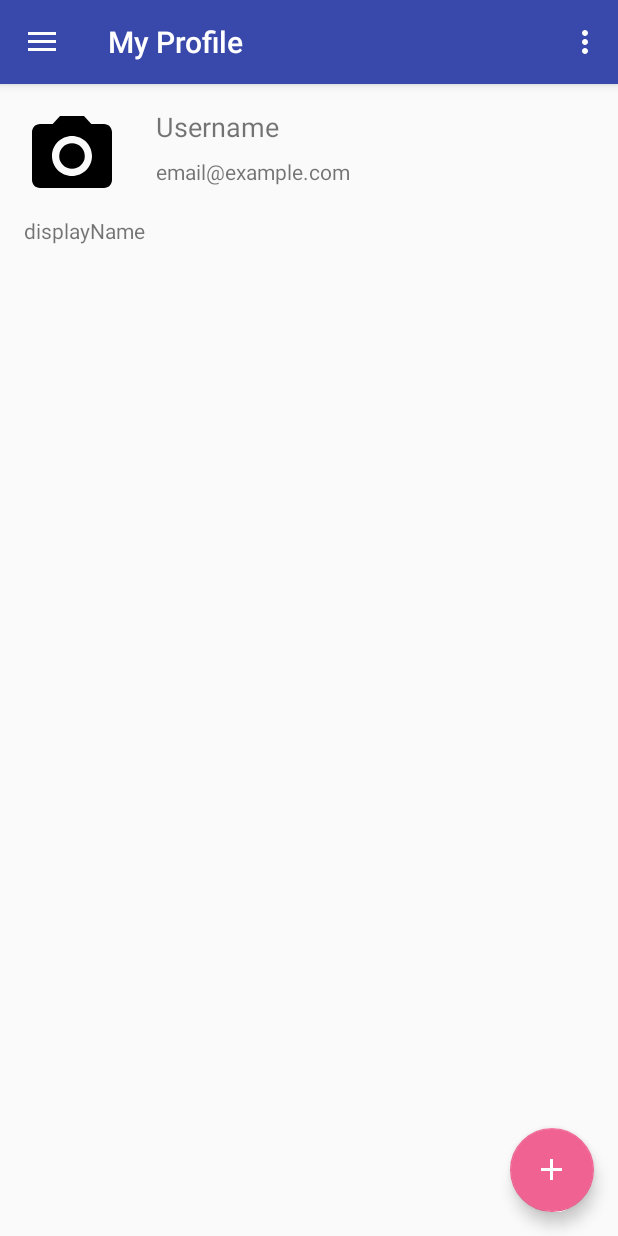
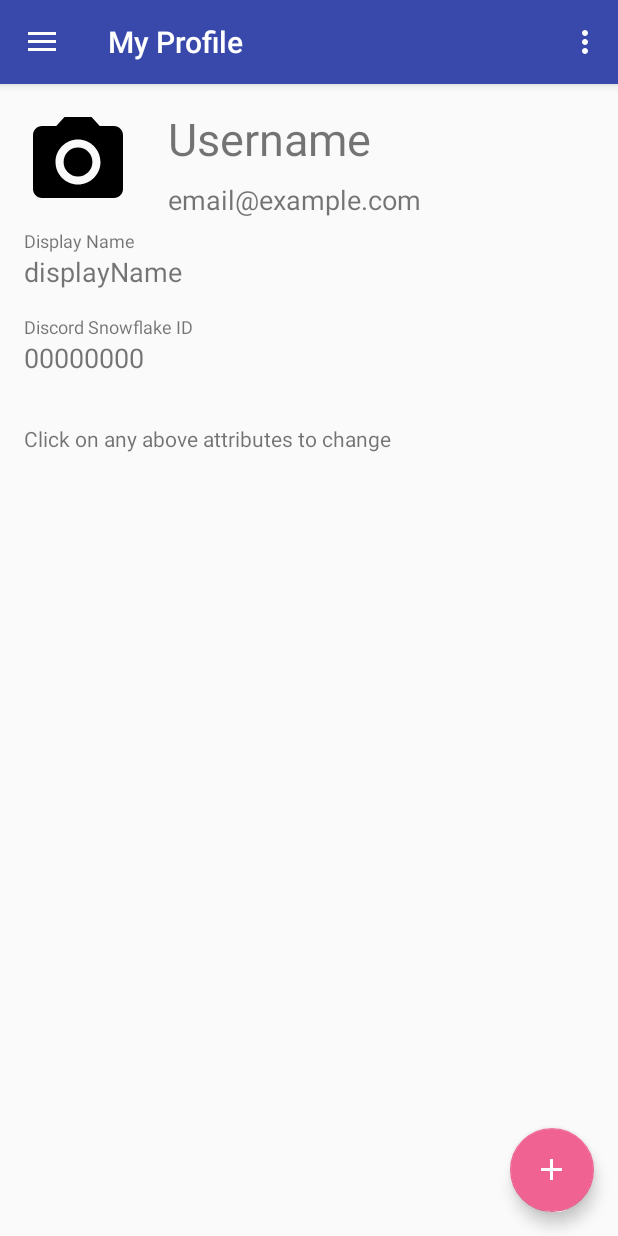
Before and after one commit to nate12345678/YouFree, an Android app: the MainActivity screen opened directly, with no data from a screen before it, in the side drawer, after a tap on "My Profile", on a phone screen of 412 x 824 dp. Run offline under Robolectric (Android 15) with nearby library versions, the phone set to English and light mode, and no system bars; 5 statements that could not run were skipped.

Commit message:
made updates to profile page on app

```diff
--- a/android/app/src/main/java/team/gif/friendscheduler/MainActivity.java
+++ b/android/app/src/main/java/team/gif/friendscheduler/MainActivity.java
@@ -35,6 +35,7 @@ public class MainActivity extends AppCompatActivity implements NavigationView.On
     TextView usernameText;
     TextView displayNameText;
     TextView emailText;
+    TextView snowflakeText;
     ImageView profileImage;
     Toolbar toolbar;
     ActionBarDrawerToggle toggle;
@@ -131,6 +132,10 @@ public class MainActivity extends AppCompatActivity implements NavigationView.On
         });
     }
 
+    void updateProfile(String component){
+        Snackbar.make(mainCoordinator, "this is where we update "+ component, Snackbar.LENGTH_SHORT).show();
+    }
+
     void setUI() {
         fab = findViewById(R.id.fab);
         drawer = findViewById(R.id.drawer_layout);
@@ -142,6 +147,8 @@ public class MainActivity extends AppCompatActivity implements NavigationView.On
         usernameText = findViewById(R.id.usernameText);
         displayNameText = findViewById(R.id.displayNameText);
         emailText = findViewById(R.id.emailText);
+        snowflakeText = findViewById(R.id.snowflakeText);
+        profileImage = findViewById(R.id.profileImage);
         currentInclude = findViewById(R.id.currentInclude);
         dailyInclude = findViewById(R.id.dailyInclude);
         scheduleInclude = findViewById(R.id.scheduleInclude);
@@ -166,6 +173,18 @@ public class MainActivity extends AppCompatActivity implements NavigationView.On
         fab.setOnClickListener((view) -> {
 
         });
+        usernameText.setOnClickListener((v -> {
+            updateProfile("username");
+        }));
+        emailText.setOnClickListener((v -> {
+            updateProfile("email");
+        }));
+        displayNameText.setOnClickListener((v -> {
+            updateProfile("displayName");
+        }));
+        snowflakeText.setOnClickListener((v -> {
+            updateProfile("discordSnowflake");
+        }));
 
         toggle = new ActionBarDrawerToggle(
                 this, drawer, toolbar, R.string.navigation_drawer_open, R.string.navigation_drawer_close);
--- a/android/app/src/main/res/layout/content_profile.xml
+++ b/android/app/src/main/res/layout/content_profile.xml
@@ -7,8 +7,8 @@
                                              app:layout_behavior="@string/appbar_scrolling_view_behavior">
 
     <ImageView
-            android:layout_width="64dp"
-            android:layout_height="64dp" app:srcCompat="@drawable/ic_menu_camera"
+            android:layout_width="72dp"
+            android:layout_height="72dp" app:srcCompat="@drawable/ic_menu_camera"
             android:id="@+id/profileImage" android:layout_marginTop="16dp"
             app:layout_constraintTop_toTopOf="parent" app:layout_constraintStart_toStartOf="parent"
             android:layout_marginStart="16dp"/>
@@ -18,19 +18,50 @@
             android:layout_height="wrap_content"
             android:id="@+id/usernameText" android:layout_marginStart="24dp"
             app:layout_constraintStart_toEndOf="@+id/profileImage" app:layout_constraintTop_toTopOf="parent"
-            android:layout_marginTop="16dp" android:textSize="18sp"/>
+            android:layout_marginTop="16dp" android:textSize="30sp"/>
     <TextView
             android:text="email@example.com"
             android:layout_width="wrap_content"
             android:layout_height="wrap_content"
             android:id="@+id/emailText"
             app:layout_constraintTop_toBottomOf="@+id/usernameText" android:layout_marginTop="8dp"
-            android:layout_marginStart="24dp" app:layout_constraintStart_toEndOf="@+id/profileImage"/>
+            android:layout_marginStart="24dp" app:layout_constraintStart_toEndOf="@+id/profileImage"
+            android:textSize="18sp"/>
     <TextView
             android:text="displayName"
             android:layout_width="wrap_content"
             android:layout_height="wrap_content"
-            android:id="@+id/displayNameText" android:layout_marginTop="8dp"
+            android:id="@+id/displayNameText"
+            app:layout_constraintStart_toStartOf="parent"
+            android:textSize="18sp" android:layout_marginStart="16dp"
+            app:layout_constraintTop_toBottomOf="@+id/textView7"/>
+    <TextView
+            android:text="00000000"
+            android:layout_width="wrap_content"
+            android:layout_height="wrap_content"
+            android:id="@+id/snowflakeText" app:layout_constraintStart_toStartOf="parent"
+            android:layout_marginStart="16dp"
+            app:layout_constraintTop_toBottomOf="@+id/textView6" android:textSize="18sp"/>
+    <TextView
+            android:text="Discord Snowflake ID"
+            android:layout_width="wrap_content"
+            android:layout_height="wrap_content"
+            android:id="@+id/textView6"
+            app:layout_constraintStart_toStartOf="parent"
+            android:layout_marginStart="16dp" android:layout_marginTop="16dp"
+            app:layout_constraintTop_toBottomOf="@+id/displayNameText" android:textSize="12sp"/>
+    <TextView
+            android:text="Display Name"
+            android:layout_width="wrap_content"
+            android:layout_height="wrap_content"
+            android:id="@+id/textView7" android:layout_marginTop="8dp"
             app:layout_constraintTop_toBottomOf="@+id/profileImage" app:layout_constraintStart_toStartOf="parent"
-            android:layout_marginStart="16dp"/>
+            android:layout_marginStart="16dp" android:textSize="12sp"/>
+    <TextView
+            android:text="Click on any above attributes to change"
+            android:layout_width="wrap_content"
+            android:layout_height="wrap_content"
+            android:id="@+id/textView9" app:layout_constraintStart_toStartOf="parent"
+            android:layout_marginStart="16dp" android:layout_marginTop="32dp"
+            app:layout_constraintTop_toBottomOf="@+id/snowflakeText"/>
 </android.support.constraint.ConstraintLayout>
```
